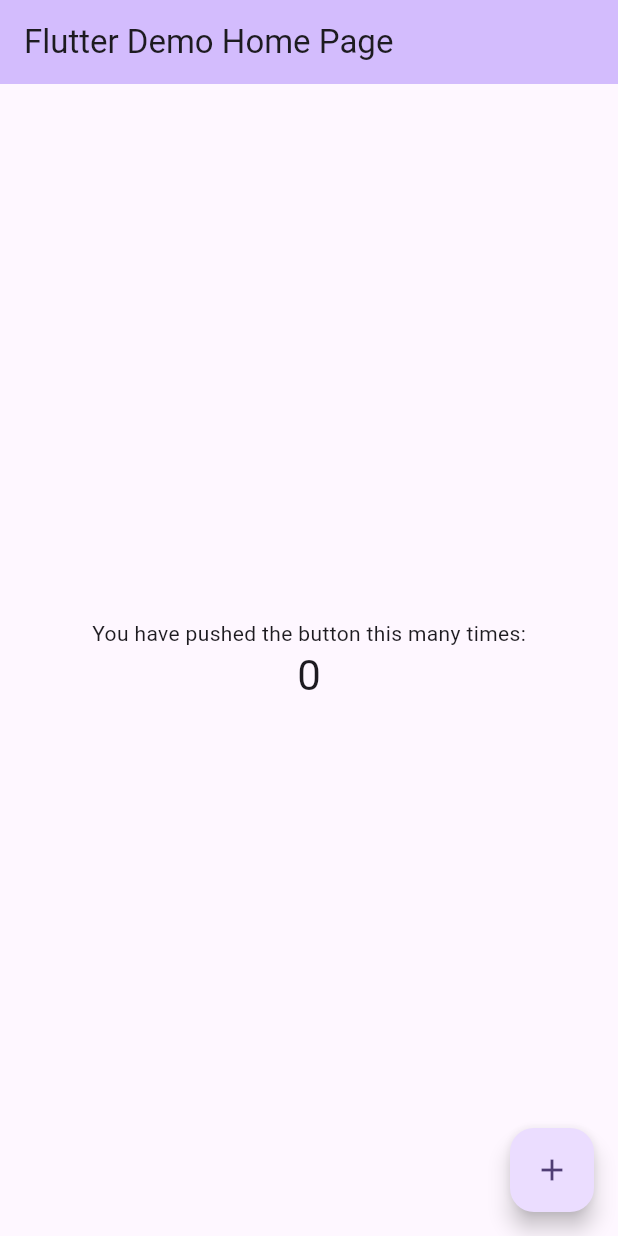
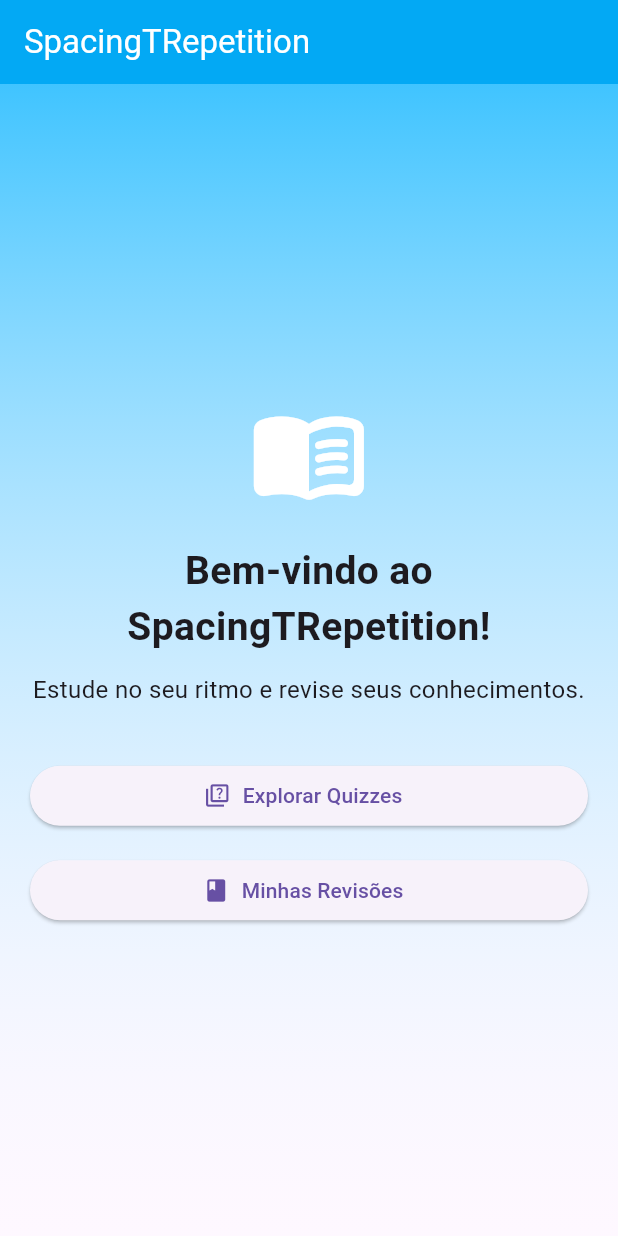
Before and after one commit to lelegSpears/spacing-t-repetition-flutter, a Flutter app: the screen it shows after launch, on a phone screen of 412 x 824 dp. Run offline on Flutter 3.47's test engine with Material 3 defaults, Android fonts, the phone set to English and light mode, and no system bars.

Commit message:
Setup/Base Flutter

```diff
--- /dev/null
+++ b/lib/app/str_app.dart
@@ -0,0 +1,18 @@
+import 'package:flutter/material.dart';
+import 'package:spacing_t_he_repetition/core/theme/colors_theme.dart';
+import 'package:spacing_t_he_repetition/feature/home/presentation/home_page.dart';
+
+class StrApp extends StatelessWidget{
+  const StrApp({super.key});
+
+  @override
+  Widget build(BuildContext context) {
+    return MaterialApp(
+      title: 'SpacingTRepetition',
+      debugShowCheckedModeBanner: false,
+      theme: ColorsTheme.theme,
+      home: HomePage(),
+    );
+  }
+
+}
--- /dev/null
+++ b/lib/core/theme/colors_theme.dart
@@ -0,0 +1,31 @@
+import 'package:flutter/material.dart';
+
+class ColorsTheme {
+  const ColorsTheme._();
+
+  static const Color primaryColor = Colors.lightBlue;
+
+  static const LinearGradient backgroundGradient = LinearGradient(
+    colors: [
+      Colors.lightBlueAccent,
+      Colors.white10,
+    ],
+    begin: Alignment.topCenter,
+    end: Alignment.bottomCenter,
+  );
+
+  static ThemeData get theme => ThemeData(
+    appBarTheme: const AppBarTheme(
+      backgroundColor: primaryColor,
+      foregroundColor: Colors.white,
+    ),
+    navigationBarTheme: const NavigationBarThemeData(
+      backgroundColor: primaryColor,
+    ),
+    bottomNavigationBarTheme: const BottomNavigationBarThemeData(
+      backgroundColor: primaryColor,
+      selectedItemColor: Colors.white,
+      unselectedItemColor: Colors.white70,
+    ),
+  );
+}
--- /dev/null
+++ b/lib/feature/home/presentation/home_page.dart
@@ -0,0 +1,77 @@
+import 'package:flutter/material.dart';
+
+import '../../../core/theme/colors_theme.dart';
+
+class HomePage extends StatelessWidget {
+  const HomePage({super.key});
+
+  @override
+  Widget build(BuildContext context) {
+    return Scaffold(
+      appBar: AppBar(
+        title: const Text('SpacingTRepetition'),
+      ),
+
+      body: Container(
+        alignment: Alignment.center,
+        decoration: const BoxDecoration(
+          gradient: ColorsTheme.backgroundGradient,
+        ),
+
+        child: SafeArea(
+          child: Padding(
+            padding: const EdgeInsets.all(20),
+            child: Column(
+              mainAxisAlignment: MainAxisAlignment.center,
+              crossAxisAlignment: CrossAxisAlignment.stretch,
+              children: [
+                const Icon(
+                  Icons.menu_book_rounded,
+                  size: 80,
+                  color: Colors.white,
+                ),
+
+                const SizedBox(height: 20),
+
+                const Text(
+                  'Bem-vindo ao SpacingTRepetition!',
+                  textAlign: TextAlign.center,
+                  style: TextStyle(
+                    fontSize: 26,
+                    fontWeight: FontWeight.bold,
+                  ),
+                ),
+
+                const SizedBox(height: 12),
+
+                const Text(
+                  'Estude no seu ritmo e revise seus conhecimentos.',
+                  textAlign: TextAlign.center,
+                  style: TextStyle(fontSize: 16),
+                ),
+
+                const SizedBox(height: 35),
+
+                ElevatedButton.icon(  // Implementar navegação de Quizzes
+                  onPressed: () {
+                  },
+                  icon: const Icon(Icons.quiz_outlined),
+                  label: const Text('Explorar Quizzes'),
+                ),
+
+                const SizedBox(height: 15),
+
+                ElevatedButton.icon( // Implementar para a tela de revisões.
+                  onPressed: () {
+                  },
+                  icon: const Icon(Icons.book),
+                  label: const Text('Minhas Revisões'),
+                ),
+              ],
+            ),
+          ),
+        ),
+      ),
+    );
+  }
+}
--- a/lib/main.dart
+++ b/lib/main.dart
@@ -1,122 +1,7 @@
 import 'package:flutter/material.dart';
+import 'package:spacing_t_he_repetition/app/str_app.dart';
 
 void main() {
-  runApp(const MyApp());
+  WidgetsFlutterBinding.ensureInitialized();
+  runApp(const StrApp());
 }
-
-class MyApp extends StatelessWidget {
-  const MyApp({super.key});
-
-  // This widget is the root of your application.
-  @override
-  Widget build(BuildContext context) {
-    return MaterialApp(
-      title: 'Flutter Demo',
-      theme: ThemeData(
-        // This is the theme of your application.
-        //
-        // TRY THIS: Try running your application with "flutter run". You'll see
-        // the application has a purple toolbar. Then, without quitting the app,
-        // try changing the seedColor in the colorScheme below to Colors.green
-        // and then invoke "hot reload" (save your changes or press the "hot
-        // reload" button in a Flutter-supported IDE, or press "r" if you used
-        // the command line to start the app).
-        //
-        // Notice that the counter didn't reset back to zero; the application
-        // state is not lost during the reload. To reset the state, use hot
-        // restart instead.
-        //
-        // This works for code too, not just values: Most code changes can be
-        // tested with just a hot reload.
-        colorScheme: .fromSeed(seedColor: Colors.deepPurple),
-      ),
-      home: const MyHomePage(title: 'Flutter Demo Home Page'),
-    );
-  }
-}
-
-class MyHomePage extends StatefulWidget {
-  const MyHomePage({super.key, required this.title});
-
-  // This widget is the home page of your application. It is stateful, meaning
-  // that it has a State object (defined below) that contains fields that affect
-  // how it looks.
-
-  // This class is the configuration for the state. It holds the values (in this
-  // case the title) provided by the parent (in this case the App widget) and
-  // used by the build method of the State. Fields in a Widget subclass are
-  // always marked "final".
-
-  final String title;
-
-  @override
-  State<MyHomePage> createState() => _MyHomePageState();
-}
-
-class _MyHomePageState extends State<MyHomePage> {
-  int _counter = 0;
-
-  void _incrementCounter() {
-    setState(() {
-      // This call to setState tells the Flutter framework that something has
-      // changed in this State, which causes it to rerun the build method below
-      // so that the display can reflect the updated values. If we changed
-      // _counter without calling setState(), then the build method would not be
-      // called again, and so nothing would appear to happen.
-      _counter++;
-    });
-  }
-
-  @override
-  Widget build(BuildContext context) {
-    // This method is rerun every time setState is called, for instance as done
-    // by the _incrementCounter method above.
-    //
-    // The Flutter framework has been optimized to make rerunning build methods
-    // fast, so that you can just rebuild anything that needs updating rather
-    // than having to individually change instances of widgets.
-    return Scaffold(
-      appBar: AppBar(
-        // TRY THIS: Try changing the color here to a specific color (to
-        // Colors.amber, perhaps?) and trigger a hot reload to see the AppBar
-        // change color while the other colors stay the same.
-        backgroundColor: Theme.of(context).colorScheme.inversePrimary,
-        // Here we take the value from the MyHomePage object that was created by
-        // the App.build method, and use it to set our appbar title.
-        title: Text(widget.title),
-      ),
-      body: Center(
-        // Center is a layout widget. It takes a single child and positions it
-        // in the middle of the parent.
-        child: Column(
-          // Column is also a layout widget. It takes a list of children and
-          // arranges them vertically. By default, it sizes itself to fit its
-          // children horizontally, and tries to be as tall as its parent.
-          //
-          // Column has various properties to control how it sizes itself and
-          // how it positions its children. Here we use mainAxisAlignment to
-          // center the children vertically; the main axis here is the vertical
-          // axis because Columns are vertical (the cross axis would be
-          // horizontal).
-          //
-          // TRY THIS: Invoke "debug painting" (choose the "Toggle Debug Paint"
-          // action in the IDE, or press "p" in the console), to see the
-          // wireframe for each widget.
-          mainAxisAlignment: .center,
-          children: [
-            const Text('You have pushed the button this many times:'),
-            Text(
-              '$_counter',
-              style: Theme.of(context).textTheme.headlineMedium,
-            ),
-          ],
-        ),
-      ),
-      floatingActionButton: FloatingActionButton(
-        onPressed: _incrementCounter,
-        tooltip: 'Increment',
-        child: const Icon(Icons.add),
-      ),
-    );
-  }
-}
--- a/pubspec.yaml
+++ b/pubspec.yaml
@@ -45,6 +45,8 @@ dev_dependencies:
   # package. See that file for information about deactivating specific lint
   # rules and activating additional ones.
   flutter_lints: ^6.0.0
+  drift_dev: ^2.35.3
+  build_runner: ^2.17.1
 
 # For information on the generic Dart part of this file, see the
 # following page: https://dart.dev/tools/pub/pubspec
```
Also changed, not shown: pubspec.lock, 1 other file.
